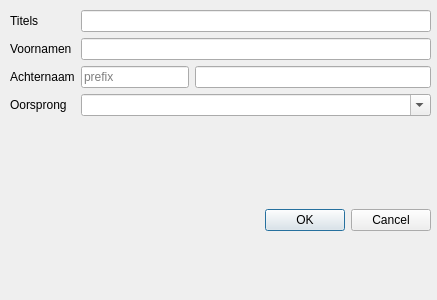
Old version of the form src/names/name_editor.ui in the repository niknetniko/opa.
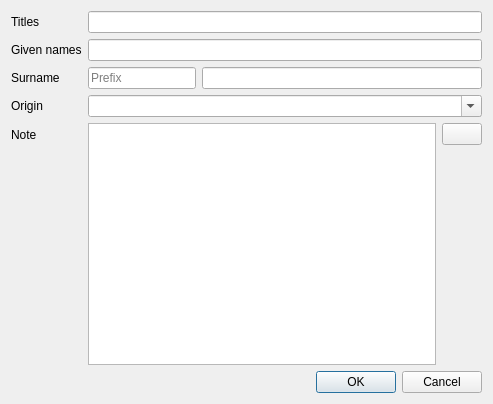
New version of the form. Icons and pictures are not drawn. Custom widgets are drawn as their Qt base class.

Commit message:
Add notes to names
Progress for #33

The edit to the form file:
```diff
--- a/src/names/name_editor.ui
+++ b/src/names/name_editor.ui
@@ -6,22 +6,15 @@
    <rect>
     <x>0</x>
     <y>0</y>
-    <width>437</width>
-    <height>300</height>
+    <width>493</width>
+    <height>404</height>
    </rect>
   </property>
   <property name="windowTitle">
    <string>Form</string>
   </property>
-  <widget class="QWidget" name="verticalLayoutWidget">
-   <property name="geometry">
-    <rect>
-     <x>10</x>
-     <y>10</y>
-     <width>421</width>
-     <height>221</height>
-    </rect>
-   </property>
+  <layout class="QVBoxLayout" name="verticalLayout_2">
+   <item>
    <layout class="QVBoxLayout" name="verticalLayout">
     <item>
      <layout class="QFormLayout" name="formLayout">
@@ -31,7 +24,10 @@
       <item row="0" column="0">
        <widget class="QLabel" name="label">
         <property name="text">
-         <string>Titels</string>
+          <string>Titles</string>
+         </property>
+         <property name="buddy">
+          <cstring>titles</cstring>
         </property>
        </widget>
       </item>
@@ -41,7 +37,10 @@
       <item row="1" column="0">
        <widget class="QLabel" name="label_2">
         <property name="text">
-         <string>Voornamen</string>
+          <string>Given names</string>
+         </property>
+         <property name="buddy">
+          <cstring>givenNames</cstring>
         </property>
        </widget>
       </item>
@@ -51,7 +50,10 @@
       <item row="2" column="0">
        <widget class="QLabel" name="label_3">
         <property name="text">
-         <string>Achternaam</string>
+          <string>Surname</string>
+         </property>
+         <property name="buddy">
+          <cstring>surname</cstring>
         </property>
        </widget>
       </item>
@@ -60,7 +62,7 @@
         <item>
          <widget class="QLineEdit" name="prefix">
           <property name="placeholderText">
-           <string>prefix</string>
+            <string>Prefix</string>
           </property>
          </widget>
         </item>
@@ -72,7 +74,10 @@
       <item row="3" column="0">
        <widget class="QLabel" name="label_4">
         <property name="text">
-         <string>Oorsprong</string>
+          <string>Origin</string>
+         </property>
+         <property name="buddy">
+          <cstring>origin</cstring>
         </property>
        </widget>
       </item>
@@ -83,6 +88,30 @@
         </property>
        </widget>
       </item>
+       <item row="4" column="0">
+        <widget class="QLabel" name="noteLabel">
+         <property name="text">
+          <string>Note</string>
+         </property>
+        </widget>
+       </item>
+       <item row="4" column="1">
+        <layout class="QHBoxLayout" name="horizontalLayout2_2" stretch="0,0">
+         <item>
+          <widget class="KRichTextEdit" name="noteEdit"/>
+         </item>
+         <item alignment="Qt::AlignmentFlag::AlignTop">
+          <widget class="QPushButton" name="noteEditButton">
+           <property name="text">
+            <string/>
+           </property>
+           <property name="icon">
+            <iconset theme="edit-entry"/>
+           </property>
+          </widget>
+         </item>
+        </layout>
+       </item>
      </layout>
     </item>
     <item>
@@ -93,8 +122,16 @@
      </widget>
     </item>
    </layout>
-  </widget>
- </widget>
+   </item>
+  </layout>
+ </widget>
+ <customwidgets>
+  <customwidget>
+   <class>KRichTextEdit</class>
+   <extends>QTextEdit</extends>
+   <header>KRichTextEdit</header>
+  </customwidget>
+ </customwidgets>
  <resources/>
  <connections/>
 </ui>
```
Left out of the diff: 8 changed lines with no effect on the pictures. Lines whose indentation alone changed are shown as unchanged. The commit also changes 3 other files.
